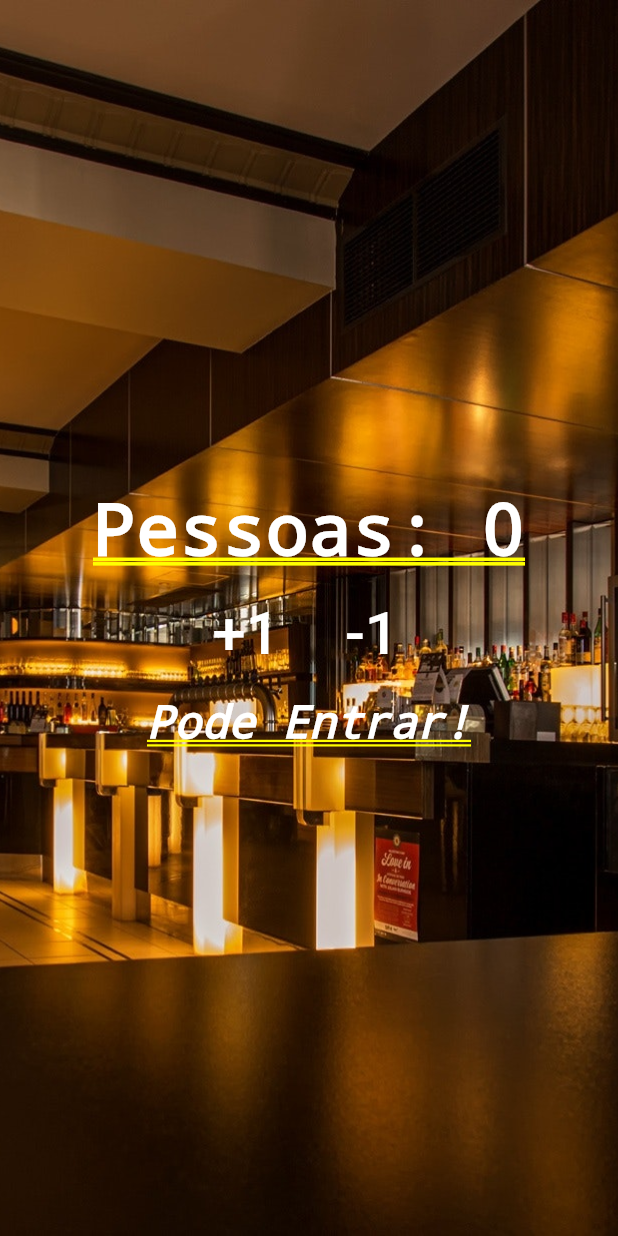
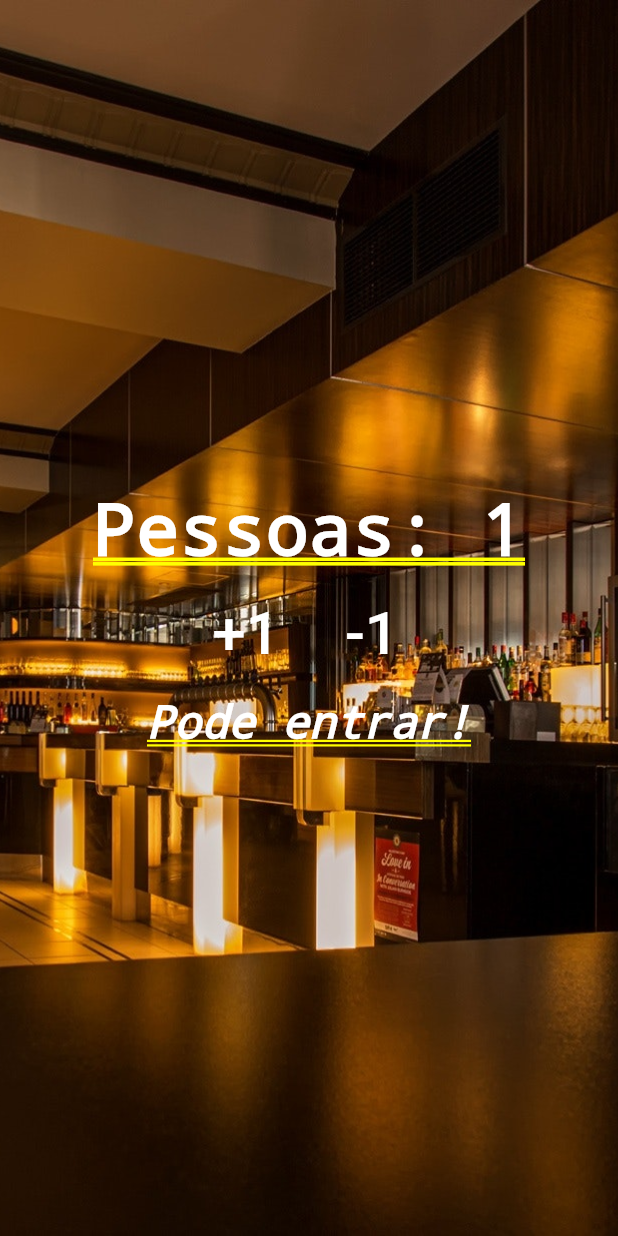
Before and after one commit to gab618/flutter_contador_de_pessoas, a Flutter app: the screen it shows after launch, after a tap on "+1", on a phone screen of 412 x 824 dp. Run offline on Flutter 3.47's test engine with Material 2 defaults, Android fonts, the phone set to English and light mode, and no system bars.

```diff
--- a/lib/main.dart
+++ b/lib/main.dart
@@ -1,16 +1,46 @@
 import 'package:flutter/material.dart';
 
 void main() {
-  runApp(MaterialApp(
-      title: "Contador de Pessoas",
-      home: Stack(
+  runApp(MaterialApp(title: "Contador de Pessoas", home: Home()));
+}
+
+class Home extends StatefulWidget {
+  const Home({Key? key}) : super(key: key);
+
+  @override
+  _HomeState createState() => _HomeState();
+}
+
+class _HomeState extends State<Home> {
+  int _people = 0;
+  String _infoText = "Pode Entrar!";
+
+
+  void _changePeople(int delta) {
+    setState(() {
+      _people += delta;
+
+      if(_people < 0) {
+        _infoText = "Mundo invertido!?";
+      }
+      else if(_people <= 10) {
+        _infoText = "Pode entrar!";
+      }
+      else {
+        _infoText = "Lotado!";
+      }
+    });
+  }
+
+  @override
+  Widget build(BuildContext context) {
+    return Stack(
       children: [
-          Image.asset("images/restaurant.jpg",
-              fit: BoxFit.cover, height: 1000.0),
+        Image.asset("images/restaurant.jpg", fit: BoxFit.cover, height: 1000.0),
         Column(
           mainAxisAlignment: MainAxisAlignment.center,
           children: <Widget>[
-              Text("Pessoas: 0",
+            Text("Pessoas: $_people",
                 style: TextStyle(
                     color: Colors.white, fontWeight: FontWeight.bold)),
             Row(
@@ -26,7 +56,9 @@ void main() {
                         color: Colors.white,
                       ),
                     ),
-                      onPressed: (() => {}),
+                    onPressed: () {
+                      _changePeople(1);
+                    },
                   ),
                 ),
                 Padding(
@@ -39,12 +71,14 @@ void main() {
                         color: Colors.white,
                       ),
                     ),
-                      onPressed: (() => {}),
+                    onPressed: () {
+                      _changePeople(-1);
+                      },
                   ),
                 ),
               ],
             ),
-              Text("Pode Entrar!",
+            Text(_infoText,
                 style: TextStyle(
                     color: Colors.white,
                     fontStyle: FontStyle.italic,
@@ -52,5 +86,6 @@ void main() {
           ],
         )
       ],
-      )));
+    );
   }
+}
```
Lines whose indentation alone changed are shown as unchanged.
